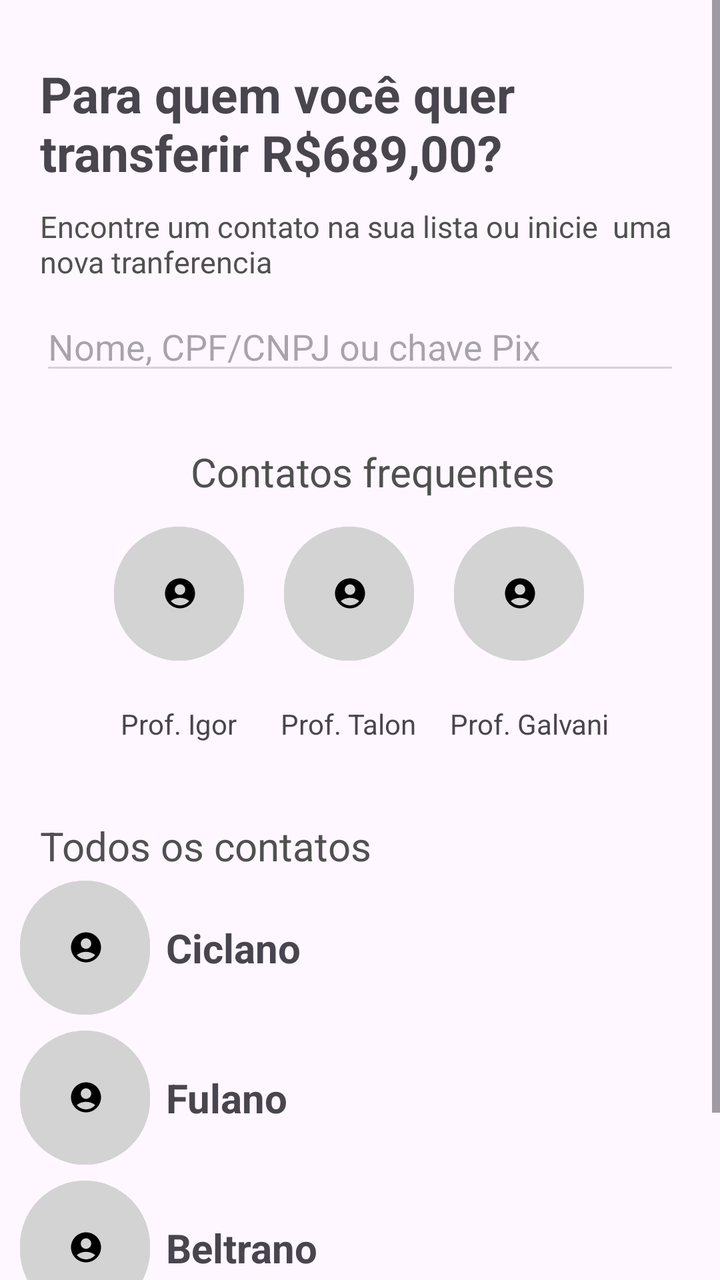
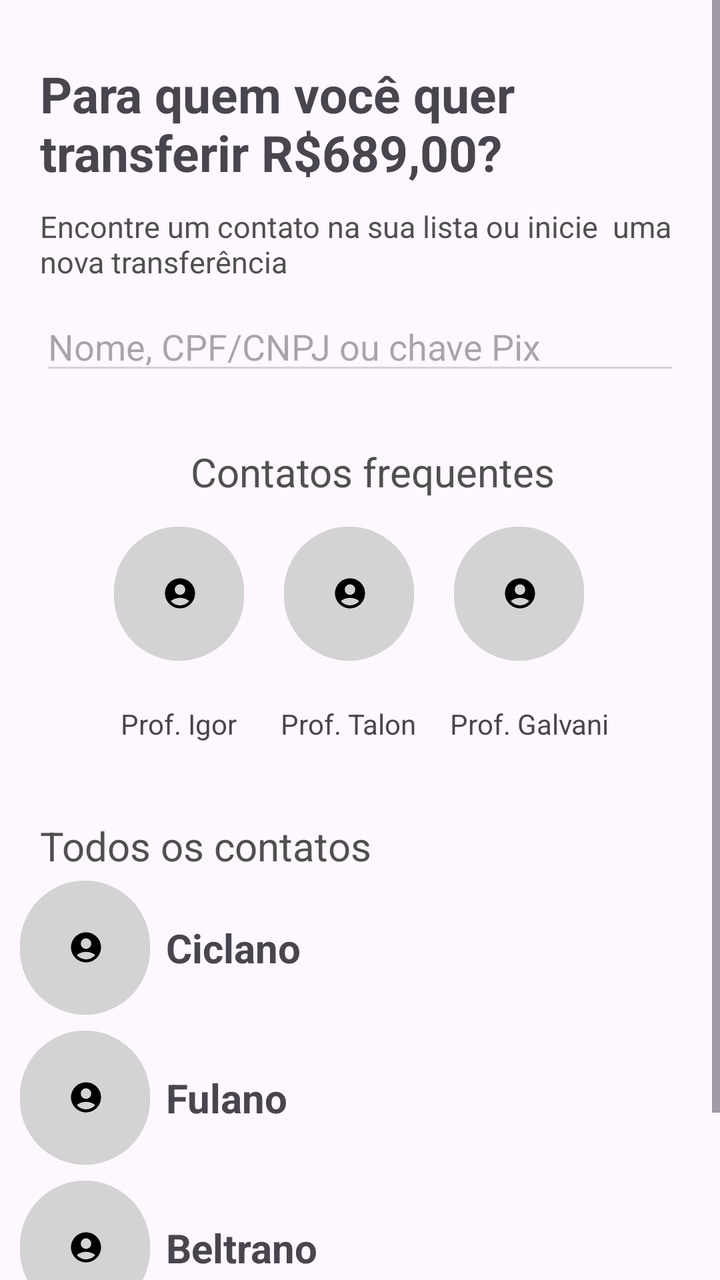

Two renders of the same Android screen: before a commit and after it. Below are the layout's source before the change and the commit's diff.
<!-- AndroidManifest.xml: application theme Theme.ProjetoIgor -->
<!-- res/layout/activity_transferir_para_quem.xml -->
<?xml version="1.0" encoding="utf-8"?>
<ScrollView
    xmlns:android="http://schemas.android.com/apk/res/android"
    xmlns:tools="http://schemas.android.com/tools"
    android:layout_width="match_parent"
    android:layout_height="match_parent"
    tools:context="MainActivity">

    <LinearLayout
        xmlns:android="http://schemas.android.com/apk/res/android"
        xmlns:app="http://schemas.android.com/apk/res-auto"
        xmlns:tools="http://schemas.android.com/tools"
        android:id="@+id/main"
        android:layout_width="match_parent"
        android:layout_height="match_parent"
        android:orientation="vertical"
        tools:context=".transferirParaQuem">


        <TextView
            android:layout_width="wrap_content"
            android:layout_height="wrap_content"
            android:layout_gravity="left"
            android:layout_marginTop="30dp"
            android:layout_marginRight="20dp"
            android:layout_marginLeft="20dp"
            android:text="Para quem você quer transferir R$689,00?"
            android:textSize="25sp"
            android:textStyle="bold"
            />

        <TextView
            android:layout_width="wrap_content"
            android:layout_height="match_parent"
            android:layout_gravity="left"
            android:layout_marginLeft="20dp"
            android:layout_marginTop="10dp"
            android:text="Encontre um contato na sua lista ou inicie  uma nova tranferencia"
            android:textColor="#505050"
            android:textSize="15sp" />

        <EditText
            android:layout_width="match_parent"
            android:layout_height="match_parent"
            android:layout_marginLeft="20dp"
            android:layout_marginRight="20dp"
            android:layout_marginTop="10dp"
            android:hint="Nome, CPF/CNPJ ou chave Pix"
            android:backgroundTint="#d3d3d3"
            android:textColor="#d3d3d3"
            />

        <TextView
            android:layout_width="209dp"
            android:layout_height="wrap_content"
            android:layout_gravity="center"
            android:layout_marginLeft="20dp"
            android:layout_marginTop="30dp"
            android:text="Contatos frequentes"
            android:textColor="#505050"
            android:textSize="20sp" />

        <LinearLayout
            android:layout_width="wrap_content"
            android:layout_height="wrap_content"
            android:layout_gravity="center"
            >
            
            <LinearLayout
                android:layout_width="wrap_content"
                android:layout_height="wrap_content"
                android:layout_gravity="center"
                android:orientation="vertical">
                <Button
                    android:id="@+id/btnTransferirParaQuem"
                    android:layout_width="65sp"
                    android:layout_height="75sp"
                    android:layout_margin="10dp"
                    app:cornerRadius="100dp"
                    app:icon="@drawable/contato"
                    app:iconTint="#000000"
                    android:backgroundTint="#D3D3D3"
                    />
                <TextView
                    android:layout_width="wrap_content"
                    android:layout_height="wrap_content"
                    android:layout_margin="8dp"
                    android:layout_gravity="center"
                    android:text="Prof. Igor"
                    />
            </LinearLayout>
            
            <LinearLayout
                android:layout_width="wrap_content"
                android:layout_height="wrap_content"
                android:layout_gravity="center"
                android:orientation="vertical">
                <Button
                    android:layout_width="65sp"
                    android:layout_height="75sp"
                    android:layout_margin="10dp"
                    app:cornerRadius="100dp"
                    app:icon="@drawable/contato"
                    app:iconTint="#000000"
                    android:backgroundTint="#D3D3D3"
                    />
                <TextView
                    android:layout_width="wrap_content"
                    android:layout_height="wrap_content"
                    android:layout_margin="8dp"
                    android:layout_gravity="center"
                    android:text="Prof. Talon"
                    />
            </LinearLayout>
            
            <LinearLayout
                android:layout_width="wrap_content"
                android:layout_height="wrap_content"
                android:layout_gravity="center"
                android:orientation="vertical">
                <Button
                    android:layout_width="65sp"
                    android:layout_height="75sp"
                    android:layout_margin="10dp"
                    app:cornerRadius="100dp"
                    app:icon="@drawable/contato"
                    app:iconTint="#000000"
                    android:backgroundTint="#D3D3D3"
                    />
                <TextView
                    android:layout_width="wrap_content"
                    android:layout_height="wrap_content"
                    android:layout_margin="8dp"
                    android:layout_gravity="center"
                    android:text="Prof. Galvani"
                    />
            </LinearLayout>

        </LinearLayout>

        <TextView
            android:layout_width="361dp"
            android:layout_height="wrap_content"
            android:layout_gravity="left"
            android:layout_marginLeft="20dp"
            android:layout_marginTop="30dp"
            android:text="Todos os contatos"
            android:textColor="#505050"
            android:textSize="20sp" />
        
        <LinearLayout
            android:layout_width="wrap_content"
            android:layout_height="wrap_content"
            >
            <Button
                android:layout_width="65sp"
                android:layout_height="75sp"
                android:layout_marginLeft="10dp"
                android:backgroundTint="#D3D3D3"
                app:cornerRadius="100dp"
                app:icon="@drawable/contato"
                app:iconTint="#000000" />

            <TextView
                android:layout_width="wrap_content"
                android:layout_height="wrap_content"
                android:layout_gravity="center"
                android:layout_margin="8dp"
                android:textSize="20dp"
                android:textStyle="bold"
                android:text="Ciclano"
                />
        </LinearLayout>
        
        <LinearLayout
            android:layout_width="wrap_content"
            android:layout_height="wrap_content"
            >
            <Button
                android:layout_width="65sp"
                android:layout_height="75sp"
                android:layout_marginLeft="10dp"
                app:cornerRadius="100dp"
                app:icon="@drawable/contato"
                app:iconTint="#000000"
                android:backgroundTint="#D3D3D3"
                />
            <TextView
                android:layout_width="wrap_content"
                android:layout_height="wrap_content"
                android:layout_margin="8dp"
                android:layout_gravity="center"
                android:textSize="20dp"
                android:text="Fulano"
                android:textStyle="bold"
                />
        </LinearLayout>
        
        <LinearLayout
            android:layout_width="wrap_content"
            android:layout_height="wrap_content"
            >
            <Button
                android:layout_width="65sp"
                android:layout_height="75sp"
                android:layout_marginLeft="10dp"
                app:cornerRadius="100dp"
                app:icon="@drawable/contato"
                app:iconTint="#000000"
                android:backgroundTint="#D3D3D3"
                />
            <TextView
                android:layout_width="wrap_content"
                android:layout_height="wrap_content"
                android:layout_margin="8dp"
                android:layout_gravity="center"
                android:textSize="20dp"
                android:text="Beltrano"
                android:textStyle="bold"
                />
        </LinearLayout>
        
        <LinearLayout
            android:layout_width="wrap_content"
            android:layout_height="wrap_content"
            >
            <Button
                android:layout_width="65sp"
                android:layout_height="75sp"
                android:layout_marginLeft="10dp"
                app:cornerRadius="100dp"
                app:icon="@drawable/contato"
                app:iconTint="#000000"
                android:backgroundTint="#D3D3D3"
                />
            <TextView
                android:layout_width="wrap_content"
                android:layout_height="wrap_content"
                android:layout_margin="8dp"
                android:layout_gravity="center"
                android:textSize="20dp"
                android:text="Beltrano"
                android:textStyle="bold"
                />
        </LinearLayout>

    </LinearLayout>
</ScrollView>
<!-- resources referenced by this layout -->
<resources>
  <!-- drawable contato (drawable) -->
  <vector xmlns:android="http://schemas.android.com/apk/res/android" android:height="24dp" android:tint="#000000" android:viewportHeight="24" android:viewportWidth="24" android:width="24dp">
        
      <path android:fillColor="@android:color/white" android:pathData="M12,2C6.48,2 2,6.48 2,12s4.48,10 10,10s10,-4.48 10,-10S17.52,2 12,2zM12,6c1.93,0 3.5,1.57 3.5,3.5S13.93,13 12,13s-3.5,-1.57 -3.5,-3.5S10.07,6 12,6zM12,20c-2.03,0 -4.43,-0.82 -6.14,-2.88C7.55,15.8 9.68,15 12,15s4.45,0.8 6.14,2.12C16.43,19.18 14.03,20 12,20z"/>
      
  </vector>
  <style name="Theme.ProjetoIgor" parent="Base.Theme.ProjetoIgor" />
  <style name="Base.Theme.ProjetoIgor" parent="Theme.Material3.DayNight.NoActionBar">
          
          
      </style>
</resources>

<!-- the commit's change to res/layout/activity_transferir_para_quem.xml (unified diff, before → after) -->
@@ -35,7 +35,7 @@
             android:layout_gravity="left"
             android:layout_marginLeft="20dp"
             android:layout_marginTop="10dp"
-            android:text="Encontre um contato na sua lista ou inicie  uma nova tranferencia"
+            android:text="Encontre um contato na sua lista ou inicie  uma nova transferência"
             android:textColor="#505050"
             android:textSize="15sp" />
 
